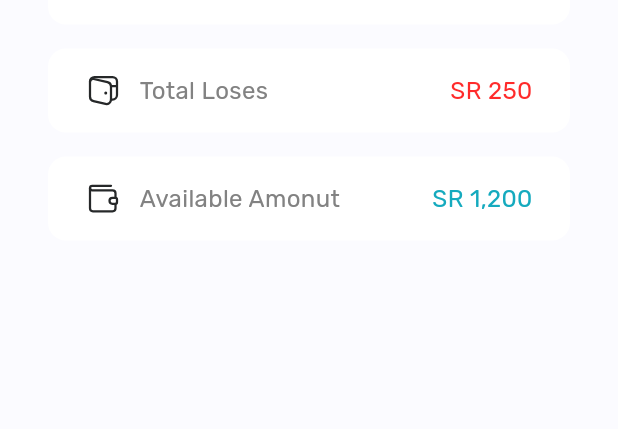
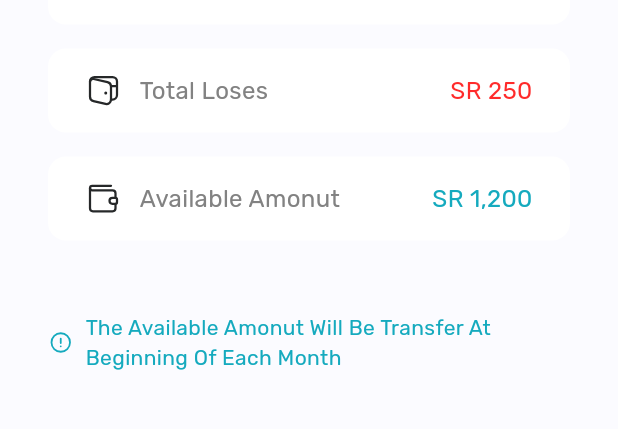
Before and after one commit to FlipKing037/earnings, a Flutter app: the screen it shows after launch, on a phone screen of 412 x 824 dp, the part 466-895 px from its top. Run offline on Flutter 3.47's test engine with Material 3 defaults, Android fonts, the phone set to English and light mode, and no system bars; our stand-ins replace flutter_svg.

Commit message:
Create The Available and add to Earning Time Widget

```diff
--- a/lib/widgets/earning_time.dart
+++ b/lib/widgets/earning_time.dart
@@ -1,5 +1,6 @@
 import 'package:earnings/widgets/average.dart';
 import 'package:earnings/widgets/cards.dart';
+import 'package:earnings/widgets/the_available.dart';
 import 'package:earnings/widgets/total_earnings.dart';
 import 'package:flutter/material.dart';
 
@@ -21,7 +22,11 @@ class EarningTimeWidget extends StatelessWidget {
             SizedBox(
               height: 24,
             ),
-            Cards()
+            Cards(),
+            SizedBox(
+              height: 48,
+            ),
+            TheAvailable(),
           ],
         ),
       ),
--- /dev/null
+++ b/lib/widgets/the_available.dart
@@ -0,0 +1,26 @@
+import 'package:flutter/material.dart';
+import 'package:flutter_svg/flutter_svg.dart';
+
+class TheAvailable extends StatelessWidget {
+  const TheAvailable({super.key});
+
+  @override
+  Widget build(BuildContext context) {
+    return Row(
+      children: [
+        SvgPicture.asset(
+          'assets/icons/danger_circle2.svg',
+        ),
+        const SizedBox(
+          width: 8,
+        ),
+        const Expanded(
+          child: Text(
+            'The Available Amonut Will Be Transfer At Beginning Of Each Month',
+            style: TextStyle(color: Color(0xff15AABE)),
+          ),
+        )
+      ],
+    );
+  }
+}
```
Also changed, not shown: assets/icons/danger_circle2.svg (added).
